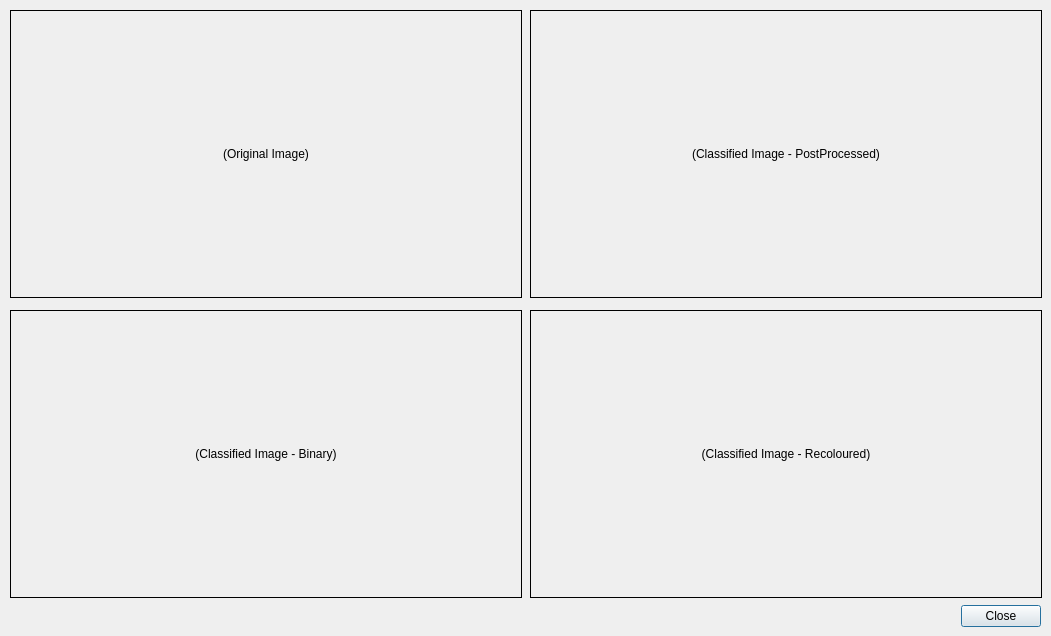
This is gui/ClassifyCameraStreamForm.ui in asmith9455/imageClassifier as Qt 5 draws it before an edit. The edited form follows.
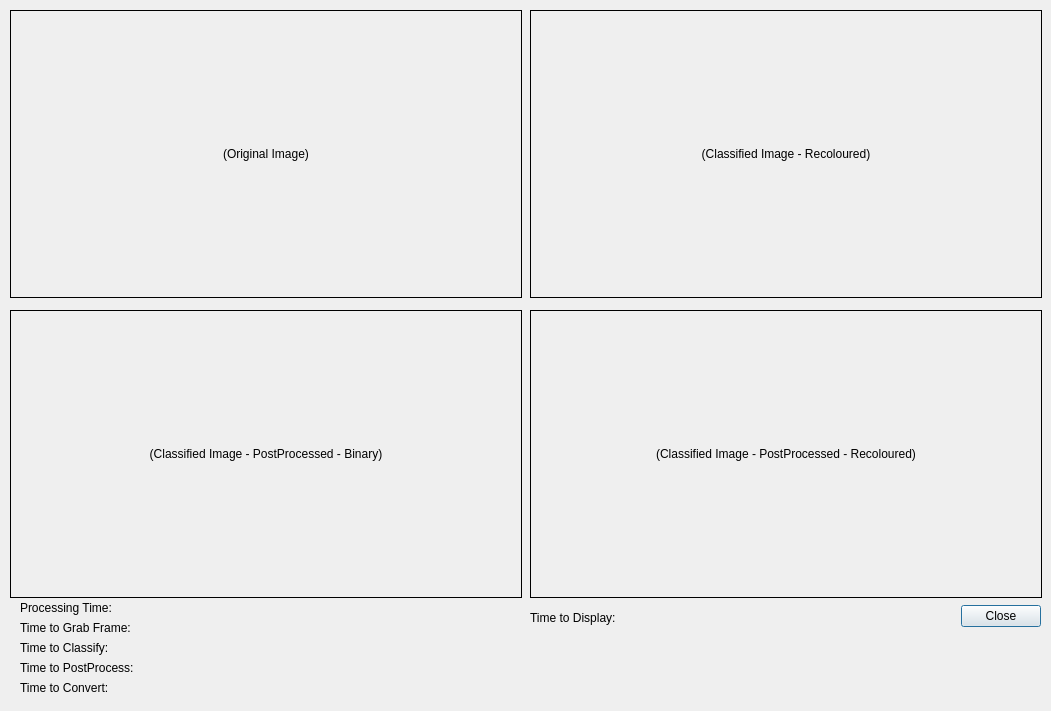
This is the edited form.

Diff of the .ui file:
```diff
--- a/gui/ClassifyCameraStreamForm.ui
+++ b/gui/ClassifyCameraStreamForm.ui
@@ -7,7 +7,7 @@
     <x>0</x>
     <y>0</y>
     <width>1051</width>
-    <height>636</height>
+    <height>711</height>
    </rect>
   </property>
   <property name="windowTitle">
@@ -33,7 +33,7 @@
    <property name="geometry">
     <rect>
      <x>530</x>
-     <y>310</y>
+     <y>10</y>
      <width>512</width>
      <height>288</height>
     </rect>
@@ -64,7 +64,7 @@
     <enum>QFrame::Box</enum>
    </property>
    <property name="text">
-    <string>(Classified Image - Binary)</string>
+    <string>(Classified Image - PostProcessed - Binary)</string>
    </property>
    <property name="scaledContents">
     <bool>true</bool>
@@ -99,7 +99,7 @@
    <property name="geometry">
     <rect>
      <x>530</x>
-     <y>10</y>
+     <y>310</y>
      <width>512</width>
      <height>288</height>
     </rect>
@@ -108,7 +108,7 @@
     <enum>QFrame::Box</enum>
    </property>
    <property name="text">
-    <string>(Classified Image - PostProcessed)</string>
+    <string>(Classified Image - PostProcessed - Recoloured)</string>
    </property>
    <property name="scaledContents">
     <bool>true</bool>
@@ -117,6 +117,84 @@
     <set>Qt::AlignCenter</set>
    </property>
   </widget>
+  <widget class="QLabel" name="label_processingFrameRate">
+   <property name="geometry">
+    <rect>
+     <x>20</x>
+     <y>600</y>
+     <width>211</width>
+     <height>16</height>
+    </rect>
+   </property>
+   <property name="text">
+    <string>Processing Time:</string>
+   </property>
+  </widget>
+  <widget class="QLabel" name="label_timeToGrabFrame">
+   <property name="geometry">
+    <rect>
+     <x>20</x>
+     <y>620</y>
+     <width>211</width>
+     <height>16</height>
+    </rect>
+   </property>
+   <property name="text">
+    <string>Time to Grab Frame:</string>
+   </property>
+  </widget>
+  <widget class="QLabel" name="label_timeToClassify">
+   <property name="geometry">
+    <rect>
+     <x>20</x>
+     <y>640</y>
+     <width>211</width>
+     <height>16</height>
+    </rect>
+   </property>
+   <property name="text">
+    <string>Time to Classify:</string>
+   </property>
+  </widget>
+  <widget class="QLabel" name="label_timeToPostProcess">
+   <property name="geometry">
+    <rect>
+     <x>20</x>
+     <y>660</y>
+     <width>211</width>
+     <height>16</height>
+    </rect>
+   </property>
+   <property name="text">
+    <string>Time to PostProcess:</string>
+   </property>
+  </widget>
+  <widget class="QLabel" name="label_timeToConvert">
+   <property name="geometry">
+    <rect>
+     <x>20</x>
+     <y>680</y>
+     <width>211</width>
+     <height>16</height>
+    </rect>
+   </property>
+   <property name="text">
+    <string>Time to Convert:</string>
+   </property>
+  </widget>
+  <widget class="QLabel" name="label_timeToDisplay">
+   <property name="geometry">
+    <rect>
+     <x>530</x>
+     <y>610</y>
+     <width>211</width>
+     <height>16</height>
+    </rect>
+   </property>
+   <property name="text">
+    <string>Time to Display:</string>
+   </property>
+  </widget>
  </widget>
  <resources/>
  <connections>
```
Left out of the diff: 4 changed lines with no effect on the pictures.
